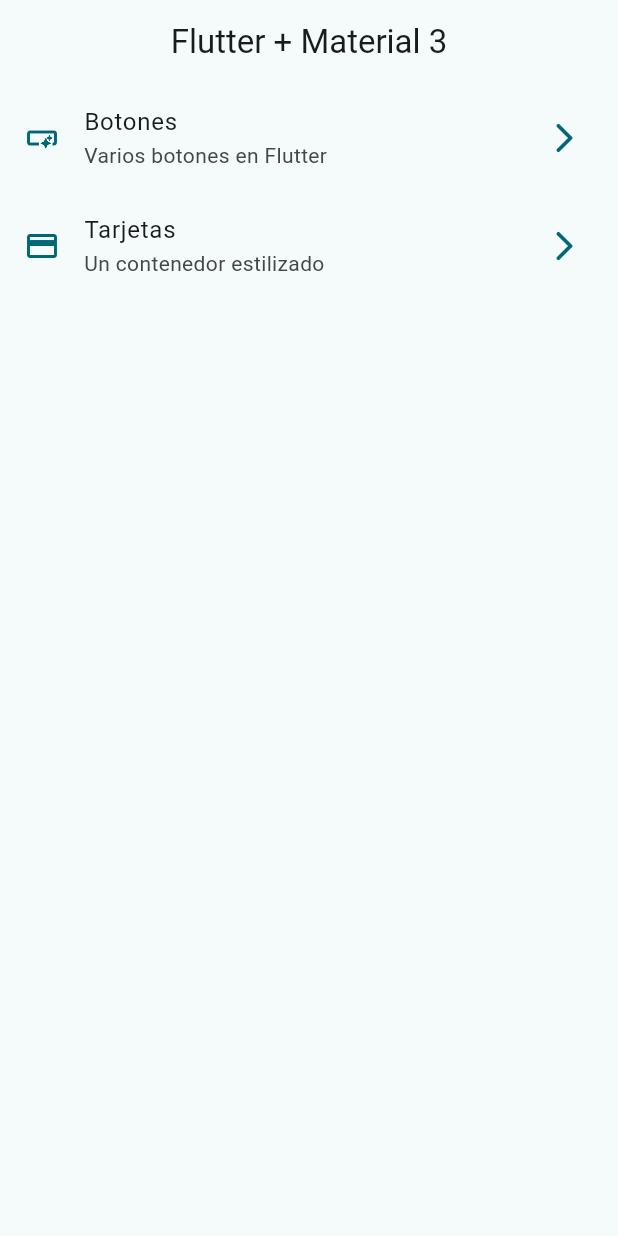
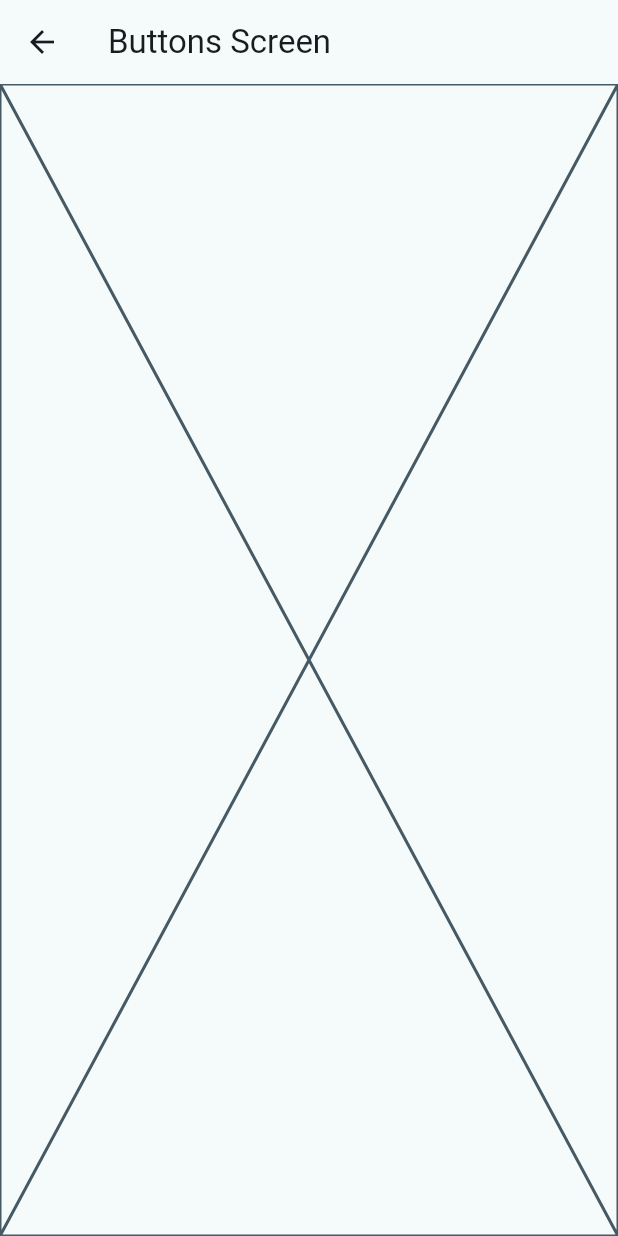
Before and after one commit to AlonsoAM/Widgets-app-flutter, a Flutter app: the screen it shows after launch, after a tap on "Botones", on a phone screen of 412 x 824 dp. Run offline on Flutter 3.47's test engine with Material 2 defaults, Android fonts, the phone set to English and light mode, and no system bars.

```diff
--- a/lib/config/menu/menu_items.dart
+++ b/lib/config/menu/menu_items.dart
@@ -22,6 +22,6 @@ const appMenuItems = <MenuItem>[
   MenuItem(
       title: 'Tarjetas',
       subTitle: 'Un contenedor estilizado',
-      link: '/card',
+      link: '/cards',
       icon: Icons.credit_card),
 ];
--- a/lib/config/theme/app_theme.dart
+++ b/lib/config/theme/app_theme.dart
@@ -23,5 +23,5 @@ class AppTheme {
   ThemeData getTheme() => ThemeData(
       useMaterial3: true,
       colorSchemeSeed: colorList[selectedColor],
-      appBarTheme: const AppBarTheme(centerTitle: true));
+      appBarTheme: const AppBarTheme(centerTitle: false));
 }
--- a/lib/main.dart
+++ b/lib/main.dart
@@ -1,5 +1,7 @@
 import 'package:flutter/material.dart';
 import 'package:widgets_app/config/theme/app_theme.dart';
+import 'package:widgets_app/presentations/screens/buttons/buttons_screen.dart';
+import 'package:widgets_app/presentations/screens/cards/cards_screen.dart';
 import 'package:widgets_app/presentations/screens/home/home_screen.dart';
 
 void main() {
@@ -12,8 +14,13 @@ class MainApp extends StatelessWidget {
   @override
   Widget build(BuildContext context) {
     return MaterialApp(
-        debugShowCheckedModeBanner: false,
-        theme: AppTheme(selectedColor: 8).getTheme(),
-        home: const HomeScreen());
+      debugShowCheckedModeBanner: false,
+      theme: AppTheme(selectedColor: 8).getTheme(),
+      home: const HomeScreen(),
+      routes: {
+        '/buttons': (context) => const ButtonsScreen(),
+        '/cards': (context) => const CardsScreen(),
+      },
+    );
   }
 }
--- /dev/null
+++ b/lib/presentations/screens/buttons/buttons_screen.dart
@@ -0,0 +1,15 @@
+import 'package:flutter/material.dart';
+
+class ButtonsScreen extends StatelessWidget {
+  const ButtonsScreen({super.key});
+
+  @override
+  Widget build(BuildContext context) {
+    return Scaffold(
+      appBar: AppBar(
+        title: const Text('Buttons Screen'),
+      ),
+      body: const Placeholder(),
+    );
+  }
+}
--- a/lib/presentations/screens/home/home_screen.dart
+++ b/lib/presentations/screens/home/home_screen.dart
@@ -1,5 +1,6 @@
 import 'package:flutter/material.dart';
 import 'package:widgets_app/config/menu/menu_items.dart';
+import 'package:widgets_app/presentations/screens/buttons/buttons_screen.dart';
 
 class HomeScreen extends StatelessWidget {
   const HomeScreen({super.key});
@@ -56,7 +57,12 @@ class _CustomListTile extends StatelessWidget {
         color: colors.primary,
       ),
       onTap: () {
-        // TODO: Navegar a otras pantallas
+        // Navigator.of(context).push(
+        //   MaterialPageRoute(
+        //     builder: (context) => const ButtonsScreen(),
+        //   ),
+        // );
+        Navigator.pushNamed(context, menuItem.link);
       },
     );
   }
```
Also changed, not shown: lib/presentations/screens/cards/cards_screen.dart (added, +15 -0 lines).
